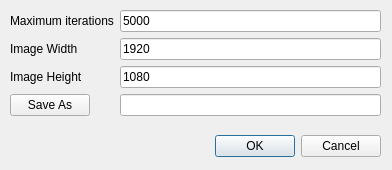
Old version of the form exportimagedialog.ui in the repository QlowB/Almond.
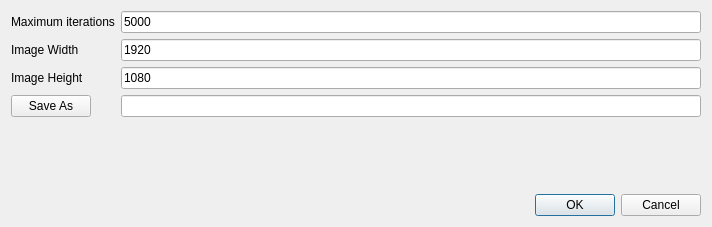
New version of the form.

```diff
--- a/exportimagedialog.ui
+++ b/exportimagedialog.ui
@@ -6,39 +6,25 @@
    <rect>
     <x>0</x>
     <y>0</y>
-    <width>392</width>
-    <height>170</height>
+    <width>712</width>
+    <height>227</height>
    </rect>
   </property>
   <property name="windowTitle">
    <string>Dialog</string>
   </property>
-  <widget class="QDialogButtonBox" name="buttonBox">
-   <property name="geometry">
-    <rect>
-     <x>40</x>
-     <y>130</y>
-     <width>341</width>
-     <height>32</height>
-    </rect>
-   </property>
-   <property name="orientation">
-    <enum>Qt::Horizontal</enum>
-   </property>
-   <property name="standardButtons">
-    <set>QDialogButtonBox::Cancel|QDialogButtonBox::Ok</set>
-   </property>
-  </widget>
-  <widget class="QWidget" name="formLayoutWidget">
-   <property name="geometry">
-    <rect>
-     <x>10</x>
-     <y>10</y>
-     <width>371</width>
-     <height>111</height>
-    </rect>
-   </property>
+  <property name="sizeGripEnabled">
+   <bool>false</bool>
+  </property>
+  <layout class="QVBoxLayout" name="verticalLayout">
+   <item>
    <layout class="QFormLayout" name="formLayout">
+     <property name="sizeConstraint">
+      <enum>QLayout::SetDefaultConstraint</enum>
+     </property>
+     <property name="rowWrapPolicy">
+      <enum>QFormLayout::DontWrapRows</enum>
+     </property>
     <item row="0" column="0">
      <widget class="QLabel" name="label">
       <property name="text">
@@ -48,6 +34,12 @@
     </item>
     <item row="0" column="1">
      <widget class="QLineEdit" name="maxIterations">
+       <property name="minimumSize">
+        <size>
+         <width>200</width>
+         <height>0</height>
+        </size>
+       </property>
       <property name="text">
        <string>5000</string>
       </property>
@@ -89,10 +81,37 @@
      </widget>
     </item>
     <item row="3" column="1">
-     <widget class="QLineEdit" name="savePath"/>
-    </item>
-   </layout>
-  </widget>
+      <widget class="QLineEdit" name="savePath">
+       <property name="minimumSize">
+        <size>
+         <width>500</width>
+         <height>0</height>
+        </size>
+       </property>
+      </widget>
+     </item>
+    </layout>
+   </item>
+   <item>
+    <widget class="QDialogButtonBox" name="buttonBox">
+     <property name="enabled">
+      <bool>true</bool>
+     </property>
+     <property name="sizePolicy">
+      <sizepolicy hsizetype="Ignored" vsizetype="Fixed">
+       <horstretch>0</horstretch>
+       <verstretch>0</verstretch>
+      </sizepolicy>
+     </property>
+     <property name="orientation">
+      <enum>Qt::Horizontal</enum>
+     </property>
+     <property name="standardButtons">
+      <set>QDialogButtonBox::Cancel|QDialogButtonBox::Ok</set>
+     </property>
+    </widget>
+   </item>
+  </layout>
  </widget>
  <resources/>
  <connections>
```
Lines whose indentation alone changed are shown as unchanged.
